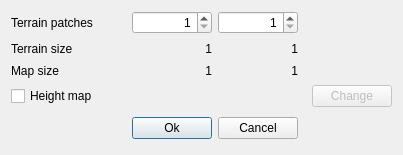
xaphier/Eternal-Lands, file new_map_editor/initterrain.ui: the form before one commit.
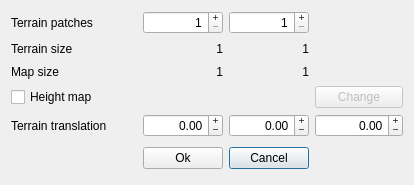
The form after the commit. Icons and pictures are not drawn.

Commit message: * Fixed texture format spelling error.  * Enabled specular lighting.  * Enabled specular and gloss maps for terrain.  * Finished linear lighting.  * Fixed many map editor and terrain bugs.  * Improved terrain texture generation.  * Enabled tone mapping.  * Added terrain translation.

What changed in the file:
```diff
--- a/new_map_editor/initterrain.ui
+++ b/new_map_editor/initterrain.ui
@@ -6,34 +6,14 @@
    <rect>
     <x>0</x>
     <y>0</y>
-    <width>403</width>
-    <height>155</height>
+    <width>414</width>
+    <height>185</height>
    </rect>
   </property>
   <property name="windowTitle">
    <string>Dialog</string>
   </property>
   <layout class="QGridLayout" name="gridLayout">
-   <item row="0" column="0">
-    <widget class="QLabel" name="label">
-     <property name="text">
-      <string>Terrain patches</string>
-     </property>
-    </widget>
-   </item>
-   <item row="0" column="3" colspan="2">
-    <widget class="QSpinBox" name="patches_y">
-     <property name="alignment">
-      <set>Qt::AlignRight|Qt::AlignTrailing|Qt::AlignVCenter</set>
-     </property>
-     <property name="minimum">
-      <number>1</number>
-     </property>
-     <property name="maximum">
-      <number>64</number>
-     </property>
-    </widget>
-   </item>
    <item row="1" column="3" colspan="2">
     <widget class="QLabel" name="size_y">
      <property name="text">
@@ -44,8 +24,8 @@
      </property>
     </widget>
    </item>
-   <item row="1" column="1" colspan="2">
-    <widget class="QLabel" name="size_x">
+   <item row="2" column="1" colspan="2">
+    <widget class="QLabel" name="map_size_x">
      <property name="text">
       <string>1</string>
      </property>
@@ -54,79 +34,6 @@
      </property>
     </widget>
    </item>
-   <item row="4" column="1" colspan="2">
-    <widget class="QPushButton" name="pushButton">
-     <property name="text">
-      <string>Ok</string>
-     </property>
-     <property name="icon">
-      <iconset resource="icons/resourcen.qrc">
-       <normaloff>:/icons/gtk-apply.png</normaloff>:/icons/gtk-apply.png</iconset>
-     </property>
-    </widget>
-   </item>
-   <item row="0" column="1" colspan="2">
-    <widget class="QSpinBox" name="patches_x">
-     <property name="alignment">
-      <set>Qt::AlignRight|Qt::AlignTrailing|Qt::AlignVCenter</set>
-     </property>
-     <property name="readOnly">
-      <bool>false</bool>
-     </property>
-     <property name="minimum">
-      <number>1</number>
-     </property>
-     <property name="maximum">
-      <number>64</number>
-     </property>
-    </widget>
-   </item>
-   <item row="3" column="0">
-    <widget class="QCheckBox" name="height_map_checkbox">
-     <property name="enabled">
-      <bool>true</bool>
-     </property>
-     <property name="text">
-      <string>Height map</string>
-     </property>
-    </widget>
-   </item>
-   <item row="3" column="1" colspan="4">
-    <widget class="QLabel" name="height_map_name">
-     <property name="enabled">
-      <bool>true</bool>
-     </property>
-     <property name="text">
-      <string/>
-     </property>
-    </widget>
-   </item>
-   <item row="4" column="0">
-    <spacer name="horizontalSpacer">
-     <property name="orientation">
-      <enum>Qt::Horizontal</enum>
-     </property>
-     <property name="sizeHint" stdset="0">
-      <size>
-       <width>100</width>
-       <height>28</height>
-      </size>
-     </property>
-    </spacer>
-   </item>
-   <item row="4" column="5" colspan="2">
-    <spacer name="horizontalSpacer_2">
-     <property name="orientation">
-      <enum>Qt::Horizontal</enum>
-     </property>
-     <property name="sizeHint" stdset="0">
-      <size>
-       <width>88</width>
-       <height>31</height>
-      </size>
-     </property>
-    </spacer>
-   </item>
    <item row="1" column="0">
     <widget class="QLabel" name="label_2">
      <property name="text">
@@ -134,17 +41,20 @@
      </property>
     </widget>
    </item>
-   <item row="3" column="6">
-    <widget class="QPushButton" name="height_map_change">
-     <property name="enabled">
-      <bool>false</bool>
+   <item row="5" column="5" colspan="2">
+    <spacer name="horizontalSpacer_2">
+     <property name="orientation">
+      <enum>Qt::Horizontal</enum>
      </property>
-     <property name="text">
-      <string>Change</string>
+     <property name="sizeHint" stdset="0">
+      <size>
+       <width>88</width>
+       <height>31</height>
+      </size>
      </property>
-    </widget>
+    </spacer>
    </item>
-   <item row="4" column="3" colspan="2">
+   <item row="5" column="3" colspan="2">
     <widget class="QPushButton" name="pushButton_2">
      <property name="text">
       <string>Cancel</string>
@@ -155,6 +65,22 @@
      </property>
     </widget>
    </item>
+   <item row="4" column="3" colspan="2">
+    <widget class="QDoubleSpinBox" name="translation_y">
+     <property name="alignment">
+      <set>Qt::AlignRight|Qt::AlignTrailing|Qt::AlignVCenter</set>
+     </property>
+     <property name="buttonSymbols">
+      <enum>QAbstractSpinBox::PlusMinus</enum>
+     </property>
+     <property name="minimum">
+      <double>-100.000000000000000</double>
+     </property>
+     <property name="maximum">
+      <double>100.000000000000000</double>
+     </property>
+    </widget>
+   </item>
    <item row="2" column="0">
     <widget class="QLabel" name="label_3">
      <property name="text">
@@ -162,16 +88,6 @@
      </property>
     </widget>
    </item>
-   <item row="2" column="1" colspan="2">
-    <widget class="QLabel" name="map_size_x">
-     <property name="text">
-      <string>1</string>
-     </property>
-     <property name="alignment">
-      <set>Qt::AlignRight|Qt::AlignTrailing|Qt::AlignVCenter</set>
-     </property>
-    </widget>
-   </item>
    <item row="2" column="3" colspan="2">
     <widget class="QLabel" name="map_size_y">
      <property name="text">
@@ -182,6 +98,151 @@
      </property>
     </widget>
    </item>
+   <item row="5" column="0">
+    <spacer name="horizontalSpacer">
+     <property name="orientation">
+      <enum>Qt::Horizontal</enum>
+     </property>
+     <property name="sizeHint" stdset="0">
+      <size>
+       <width>100</width>
+       <height>28</height>
+      </size>
+     </property>
+    </spacer>
+   </item>
+   <item row="3" column="1" colspan="4">
+    <widget class="QLabel" name="height_map_name">
+     <property name="enabled">
+      <bool>true</bool>
+     </property>
+     <property name="text">
+      <string/>
+     </property>
+    </widget>
+   </item>
+   <item row="0" column="1" colspan="2">
+    <widget class="QSpinBox" name="patches_x">
+     <property name="alignment">
+      <set>Qt::AlignRight|Qt::AlignTrailing|Qt::AlignVCenter</set>
+     </property>
+     <property name="readOnly">
+      <bool>false</bool>
+     </property>
+     <property name="buttonSymbols">
+      <enum>QAbstractSpinBox::PlusMinus</enum>
+     </property>
+     <property name="minimum">
+      <number>1</number>
+     </property>
+     <property name="maximum">
+      <number>64</number>
+     </property>
+    </widget>
+   </item>
+   <item row="3" column="0">
+    <widget class="QCheckBox" name="height_map_checkbox">
+     <property name="enabled">
+      <bool>true</bool>
+     </property>
+     <property name="text">
+      <string>Height map</string>
+     </property>
+    </widget>
+   </item>
+   <item row="0" column="0">
+    <widget class="QLabel" name="label">
+     <property name="text">
+      <string>Terrain patches</string>
+     </property>
+    </widget>
+   </item>
+   <item row="0" column="3" colspan="2">
+    <widget class="QSpinBox" name="patches_y">
+     <property name="alignment">
+      <set>Qt::AlignRight|Qt::AlignTrailing|Qt::AlignVCenter</set>
+     </property>
+     <property name="buttonSymbols">
+      <enum>QAbstractSpinBox::PlusMinus</enum>
+     </property>
+     <property name="minimum">
+      <number>1</number>
+     </property>
+     <property name="maximum">
+      <number>64</number>
+     </property>
+    </widget>
+   </item>
+   <item row="4" column="0">
+    <widget class="QLabel" name="label_5">
+     <property name="text">
+      <string>Terrain translation</string>
+     </property>
+    </widget>
+   </item>
+   <item row="4" column="1" colspan="2">
+    <widget class="QDoubleSpinBox" name="translation_x">
+     <property name="alignment">
+      <set>Qt::AlignRight|Qt::AlignTrailing|Qt::AlignVCenter</set>
+     </property>
+     <property name="buttonSymbols">
+      <enum>QAbstractSpinBox::PlusMinus</enum>
+     </property>
+     <property name="minimum">
+      <double>-100.000000000000000</double>
+     </property>
+     <property name="maximum">
+      <double>100.000000000000000</double>
+     </property>
+    </widget>
+   </item>
+   <item row="1" column="1" colspan="2">
+    <widget class="QLabel" name="size_x">
+     <property name="text">
+      <string>1</string>
+     </property>
+     <property name="alignment">
+      <set>Qt::AlignRight|Qt::AlignTrailing|Qt::AlignVCenter</set>
+     </property>
+    </widget>
+   </item>
+   <item row="5" column="1" colspan="2">
+    <widget class="QPushButton" name="pushButton">
+     <property name="text">
+      <string>Ok</string>
+     </property>
+     <property name="icon">
+      <iconset resource="icons/resourcen.qrc">
+       <normaloff>:/icons/gtk-apply.png</normaloff>:/icons/gtk-apply.png</iconset>
+     </property>
+    </widget>
+   </item>
+   <item row="4" column="5" colspan="2">
+    <widget class="QDoubleSpinBox" name="translation_z">
+     <property name="alignment">
+      <set>Qt::AlignRight|Qt::AlignTrailing|Qt::AlignVCenter</set>
+     </property>
+     <property name="buttonSymbols">
+      <enum>QAbstractSpinBox::PlusMinus</enum>
+     </property>
+     <property name="minimum">
+      <double>-100.000000000000000</double>
+     </property>
+     <property name="maximum">
+      <double>100.000000000000000</double>
+     </property>
+    </widget>
+   </item>
+   <item row="3" column="5" colspan="2">
+    <widget class="QPushButton" name="height_map_change">
+     <property name="enabled">
+      <bool>false</bool>
+     </property>
+     <property name="text">
+      <string>Change</string>
+     </property>
+    </widget>
+   </item>
   </layout>
  </widget>
  <tabstops>
```
The commit also changes 173 other files.
